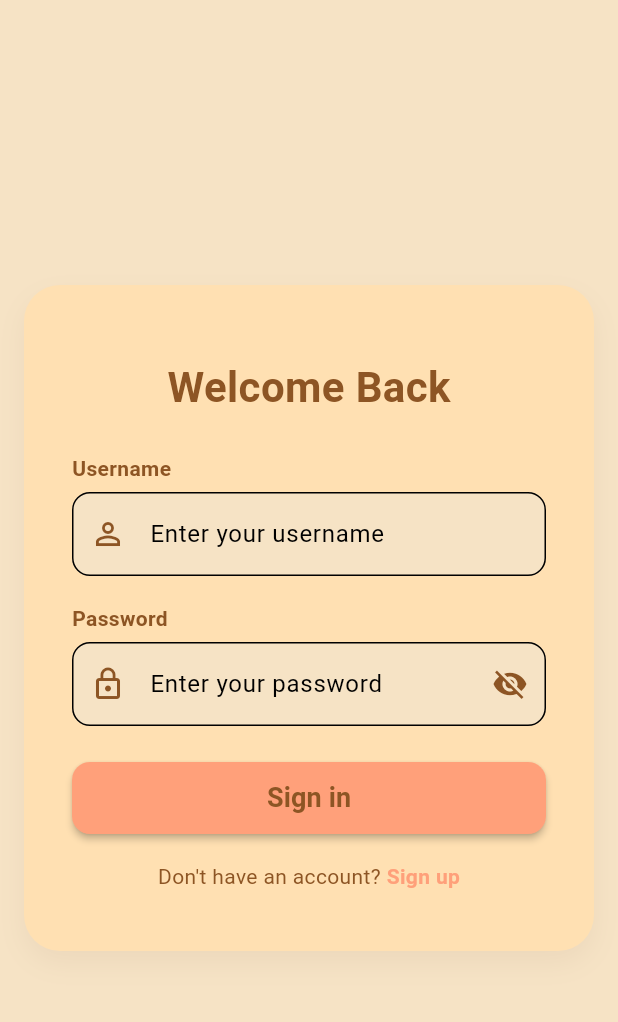
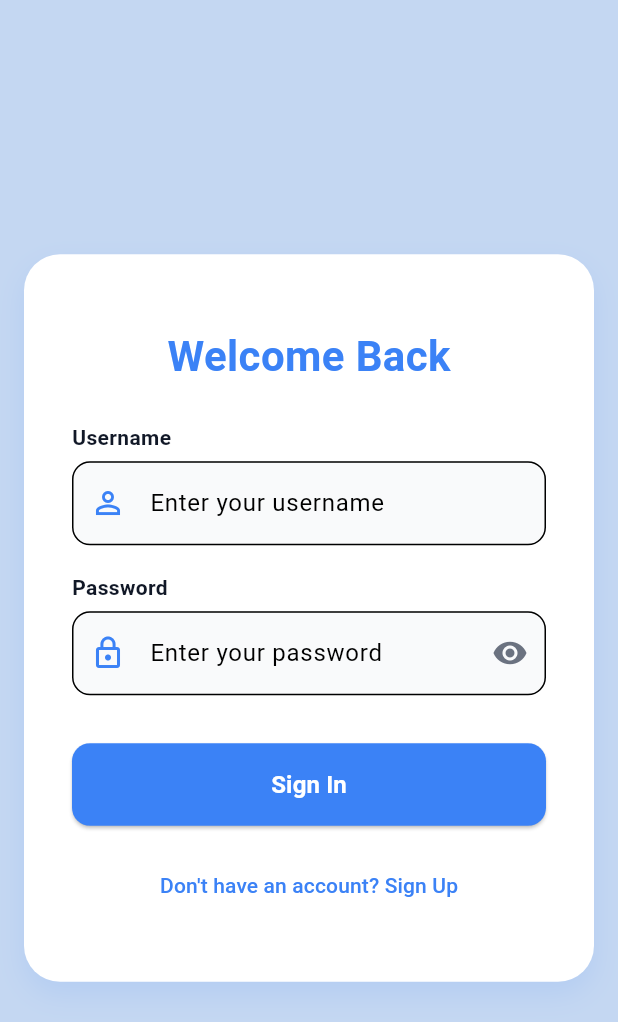
Before and after one commit to k232003-TalalAli/Video-Platform-Analytics-System, a Flutter app: the screen it shows after launch, on a phone screen of 412 x 824 dp. Shown: the top 1022 px of the screen. Run offline on Flutter 3.47's test engine with Material 3 defaults, Android fonts, the phone set to English and light mode, and no system bars; our stand-ins replace fl_chart, image_picker, sqflite, sqflite_common_ffi; missing offline and left inert: window_size; accounts and stored records are empty.

Commit message:
Updated UI

```diff
--- a/lib/DB/all_users.csv
+++ /dev/null
@@ -1,6 +0,0 @@
-b4fc101f-a404-49e3-a7f7-4f83bc0e38e8,User1,2019-07-30T23:00:03.395183,Channel1,3326054,55550,1726,301228,15040.6,https://example.com/channel1.jpg,"This is the description for Channel1"
-11545409-1404-4534-aa6f-ad671dca515e,User2,2017-11-07T23:00:03.395438,Channel2,2654103,8817,1328,267924,6220.68,https://example.com/channel2.jpg,"This is the description for Channel2"
-501fac8c-d4fc-4b56-8038-c8a9b4873527,User3,2019-11-01T23:00:03.395458,Channel3,2612920,10636,2175,203337,9364.31,https://example.com/channel3.jpg,"This is the description for Channel3"
-387f7893-c445-488a-bdb0-c6685d8a927d,User4,2017-06-22T23:00:03.395468,Channel4,3027181,46623,1656,219368,20770.73,https://example.com/channel4.jpg,"This is the description for Channel4"
-9c95e13d-90a7-4c37-a43c-8e83f0edfb44,User5,2020-03-14T23:00:03.395481,Channel5,3416521,67134,3964,316519,18235.25,https://example.com/channel5.jpg,"This is the description for Channel5"
-f0b41606-2aec-4b11-ac50-69fa8ed83980,Daniyal,2025-05-02T23:12:39.121510,"New Channel",0,0,0,0,0.0,"",""
--- a/lib/DB/user_11545409_1404_4534_aa6f_ad671dca515e.csv
+++ /dev/null
@@ -1,5 +0,0 @@
-3f52dd43-db53-4da0-aa45-a736f32c44c7,"Video1 for 11545409-1404-4534-aa6f-ad671dca515e",233173,699,414.77,274,37074,2025-04-07T23:00:03.409904
-1c41bb78-574a-4650-adee-78c47c79b75e,"Video2 for 11545409-1404-4534-aa6f-ad671dca515e",283450,931,301.39,39,62042,2024-12-14T23:00:03.409950
-5811b47e-a045-4f41-99f5-39b0c5ca273f,"Video3 for 11545409-1404-4534-aa6f-ad671dca515e",493714,457,690.91,634,96309,2024-07-21T23:00:03.409968
-3391491e-a9d7-49ca-afcb-6ae46d137364,"Video4 for 11545409-1404-4534-aa6f-ad671dca515e",858876,171,1489.35,311,26201,2025-03-10T23:00:03.409982
-eb0ef270-761c-481f-87a6-48e9aed5da96,"Video5 for 11545409-1404-4534-aa6f-ad671dca515e",784890,654,3324.26,70,46298,2024-10-18T23:00:03.409994
--- a/lib/DB/user_test_user_1745939744053.csv
+++ /dev/null
@@ -1,2 +0,0 @@
-video_id,video_name,views,subs,revenue,comments,watchtime,creation_date
-test_video_1745939744144,"Updated Video",2000,200,100.0,100,10000,2025-04-29T20:15:44.144911
--- a/lib/DB/video_metrics_test_video_1745939744144.csv
+++ /dev/null
@@ -1,2 +0,0 @@
-metric_id,day,day_views,impressions,ctr,watchtime
-test_metric_1745939744178,2025-04-29T20:15:44.193703,200,2000,0.2,1000
--- a/lib/login/login_users.csv
+++ /dev/null
@@ -1,6 +0,0 @@
-1,User1,1234
-2,User2,1234
-3,User3,1234
-4,User4,1234
-5,User5,1234
-6,Daniyal,test1234
--- a/lib/login/user_session.dart
+++ b/lib/login/user_session.dart
@@ -1,4 +1,5 @@
 import '../DB/controllers/database_helper.dart';
+import '../screens/dashboard_screen.dart';
 
 /// A class to manage user session information across the app
 class UserSession {
@@ -26,6 +27,9 @@ class UserSession {
   void clearSession() {
     _currentUserId = null;
     _currentUsername = null;
+
+    // Reset the Userdata singleton
+    Userdata().reset();
   }
 
   /// Get user ID from username
--- a/lib/screens/dashboard_screen.dart
+++ b/lib/screens/dashboard_screen.dart
@@ -60,6 +60,11 @@ class Userdata {
     } else {
       throw Exception("User not found for ID: $userId");
     }
+  }
+
+  // Method to reset the singleton state
+  void reset() {
+    _isInitialized = false;
   }
 }
 
--- a/lib/screens/login_screen.dart
+++ b/lib/screens/login_screen.dart
@@ -7,9 +7,9 @@ import '../login/login_database_helper.dart';
 import '../DB/repositories/user_repository.dart';
 import '../DB/models/user.dart';
 import '../login/user_session.dart';
+import '../theme/app_theme.dart';
 import 'package:uuid/uuid.dart';
 import 'dart:io';
-import 'package:window_size/window_size.dart';
 import 'dashboard_screen.dart';
 
 /// The main login/signup screen widget.
@@ -33,7 +33,7 @@ class _LoginScreenState extends State<LoginScreen> {
 
   /// Handles user sign in by verifying credentials.
   ///
-  /// On success, expands the window and navigates to the dashboard.
+  /// On success, navigates to the dashboard.
   Future<void> _handleSignIn() async {
     final username = _usernameController.text.trim();
     final password = _passwordController.text;
@@ -51,22 +51,15 @@ class _LoginScreenState extends State<LoginScreen> {
         print('Warning: Could not find user ID for username: $username');
       }
 
-      // Expand window for main app on desktop
-      if (Platform.isWindows || Platform.isLinux || Platform.isMacOS) {
-        setWindowMinSize(const Size(1200, 800));
-        setWindowMaxSize(Size.infinite);
-        getCurrentScreen().then((screen) {
-          if (screen != null) {
-            setWindowFrame(screen.visibleFrame);
-          }
-        });
-      }
+      // Navigate to dashboard
+      if (mounted) {
         Navigator.pushReplacement(
           context,
           MaterialPageRoute(
             builder: (context) => const DashboardScreen(),
           ),
         );
+      }
     }
   }
 
@@ -120,24 +113,17 @@ class _LoginScreenState extends State<LoginScreen> {
   /// Builds the login/signup UI with a cozy, warm color scheme.
   @override
   Widget build(BuildContext context) {
-    // Cozy, warm color scheme
-    const Color primaryColor = Color(0xFF8D5524); // Warm brown
-    const Color accentColor =
-        Color(0xFFFFA07A); // Light salmon (warm accent)
-    const Color bgColor = Color(0xFFF6E3C5); // Cozy warm tan background
-    const Color cardColor = Color(0xFFFFE0B2); // Light terracotta card
-
     return Scaffold(
-      backgroundColor: bgColor,
+      backgroundColor: const Color.fromARGB(255, 196, 215, 242),
       body: Center(
         child: Container(
           padding: const EdgeInsets.all(32),
           decoration: BoxDecoration(
-            color: cardColor,
+            color: AppTheme.surfaceColor,
             borderRadius: BorderRadius.circular(24),
             boxShadow: [
               BoxShadow(
-                color: Colors.brown.withAlpha(20),
+                color: AppTheme.primaryColor.withAlpha(30),
                 blurRadius: 16,
                 offset: const Offset(0, 8),
               ),
@@ -150,20 +136,20 @@ class _LoginScreenState extends State<LoginScreen> {
               const SizedBox(height: 16),
               Text(
                 _isLogin ? 'Welcome Back' : 'Create Account',
-                style: const TextStyle(
+                style: TextStyle(
                   fontSize: 28,
                   fontWeight: FontWeight.bold,
-                  color: primaryColor,
+                  color: AppTheme.primaryColor,
                 ),
               ),
               const SizedBox(height: 24),
-              const Align(
+              Align(
                 alignment: Alignment.centerLeft,
                 child: Text(
                   'Username',
                   style: TextStyle(
                     fontWeight: FontWeight.w600,
-                    color: primaryColor,
+                    color: AppTheme.primaryTextColor,
                   ),
                 ),
               ),
@@ -171,23 +157,23 @@ class _LoginScreenState extends State<LoginScreen> {
               TextField(
                 controller: _usernameController,
                 decoration: InputDecoration(
-                  prefixIcon: const Icon(Icons.person_outline, color: primaryColor),
+                  prefixIcon: Icon(Icons.person_outline, color: AppTheme.primaryColor),
                   hintText: 'Enter your username',
                   border: OutlineInputBorder(
                     borderRadius: BorderRadius.circular(12),
                   ),
                   filled: true,
-                  fillColor: bgColor,
+                  fillColor: AppTheme.backgroundColor,
                 ),
               ),
               const SizedBox(height: 18),
-              const Align(
+              Align(
                 alignment: Alignment.centerLeft,
                 child: Text(
                   'Password',
                   style: TextStyle(
                     fontWeight: FontWeight.w600,
-                    color: primaryColor,
+                    color: AppTheme.primaryTextColor,
                   ),
                 ),
               ),
@@ -196,19 +182,17 @@ class _LoginScreenState extends State<LoginScreen> {
                 controller: _passwordController,
                 obscureText: _obscurePassword,
                 decoration: InputDecoration(
-                  prefixIcon: const Icon(Icons.lock_outline, color: primaryColor),
+                  prefixIcon: Icon(Icons.lock_outline, color: AppTheme.primaryColor),
                   hintText: 'Enter your password',
                   border: OutlineInputBorder(
                     borderRadius: BorderRadius.circular(12),
                   ),
                   filled: true,
-                  fillColor: bgColor,
+                  fillColor: AppTheme.backgroundColor,
                   suffixIcon: IconButton(
                     icon: Icon(
-                      _obscurePassword
-                          ? Icons.visibility_off
-                          : Icons.visibility,
-                      color: primaryColor,
+                      _obscurePassword ? Icons.visibility : Icons.visibility_off,
+                      color: AppTheme.secondaryTextColor,
                     ),
                     onPressed: () {
                       setState(() {
@@ -218,62 +202,54 @@ class _LoginScreenState extends State<LoginScreen> {
                   ),
                 ),
               ),
-              const SizedBox(height: 24),
-              if (_errorMessage != null)
-                Padding(
-                  padding: const EdgeInsets.only(bottom: 12),
-                  child: Text(
+              if (_errorMessage != null) ...[
+                const SizedBox(height: 16),
+                Text(
                   _errorMessage!,
-                    style: TextStyle(color: Colors.red[700]),
+                  style: TextStyle(
+                    color: _errorMessage!.contains('created')
+                        ? AppTheme.secondaryColor
+                        : AppTheme.graphColors[3],
+                    fontWeight: FontWeight.w500,
                   ),
                 ),
-              SizedBox(
-                width: double.infinity,
-                height: 48,
-                child: ElevatedButton(
+              ],
+              const SizedBox(height: 32),
+              ElevatedButton(
+                onPressed: _isLogin ? _handleSignIn : _handleSignUp,
                 style: ElevatedButton.styleFrom(
-                    backgroundColor: accentColor,
+                  backgroundColor: AppTheme.primaryColor,
+                  foregroundColor: AppTheme.surfaceColor,
+                  padding: const EdgeInsets.symmetric(vertical: 16),
                   shape: RoundedRectangleBorder(
                     borderRadius: BorderRadius.circular(12),
                   ),
-                    elevation: 2,
+                  minimumSize: const Size(double.infinity, 50),
                 ),
-                  onPressed: _isLogin ? _handleSignIn : _handleSignUp,
                 child: Text(
-                    _isLogin ? 'Sign in' : 'Sign up',
+                  _isLogin ? 'Sign In' : 'Sign Up',
                   style: const TextStyle(
-                        fontSize: 18,
-                        color: primaryColor,
-                        fontWeight: FontWeight.bold),
+                    fontSize: 16,
+                    fontWeight: FontWeight.bold,
                   ),
                 ),
               ),
-              const SizedBox(height: 18),
-              Row(
-                mainAxisAlignment: MainAxisAlignment.center,
-                children: [
-                  Text(
-                    _isLogin
-                        ? "Don't have an account? "
-                        : 'Already have an account? ',
-                    style: const TextStyle(color: primaryColor),
-                  ),
-                  GestureDetector(
-                    onTap: () {
+              const SizedBox(height: 16),
+              TextButton(
+                onPressed: () {
                   setState(() {
                     _isLogin = !_isLogin;
                     _errorMessage = null;
                   });
                 },
+                style: TextButton.styleFrom(
+                  foregroundColor: AppTheme.primaryColor,
+                ),
                 child: Text(
-                      _isLogin ? 'Sign up' : 'Sign in',
-                      style: const TextStyle(
-                        color: accentColor,
-                        fontWeight: FontWeight.bold,
+                  _isLogin
+                      ? 'Don\'t have an account? Sign Up'
+                      : 'Already have an account? Sign In',
                 ),
-                    ),
-                  ),
-                ],
               ),
               const SizedBox(height: 8),
             ],
--- a/pubspec.yaml
+++ b/pubspec.yaml
@@ -18,12 +18,13 @@ dependencies:
   cached_network_image: ^3.2.3
   intl: ^0.18.1
   image_picker: ^1.0.7
-  window_size: ^0.1.0
   sqflite: ^2.3.0
   sqflite_common_ffi: ^2.3.0
   path_provider: ^2.1.1
   path: ^1.8.3
   uuid: ^4.0.0
+  window_manager: ^0.4.3
+  window_size: ^0.1.0
 
 dev_dependencies:
   flutter_test:
```
Also changed, not shown: lib/DB/video_metrics_079d9e9c_1bc8_4501_8277_7f9e8649240b.csv (deleted, +0 -30 lines), lib/main.dart (+8 -3 lines), lib/theme/app_theme.dart (added, +154 -0 lines), lib/widgets/content/video_list_widget.dart (+6 -6 lines), lib/widgets/custom_app_bar.dart (+63 -22 lines), lib/widgets/custom_drawer.dart (+58 -21 lines), lib/widgets/dashboard/analytics_card.dart (+7 -6 lines), lib/widgets/profile_picture.dart (+7 -6 lines), lib/widgets/profile_settings_dialog.dart (+23 -22 lines), pubspec.lock, 4 other files. Lines whose indentation alone changed are shown as unchanged.
